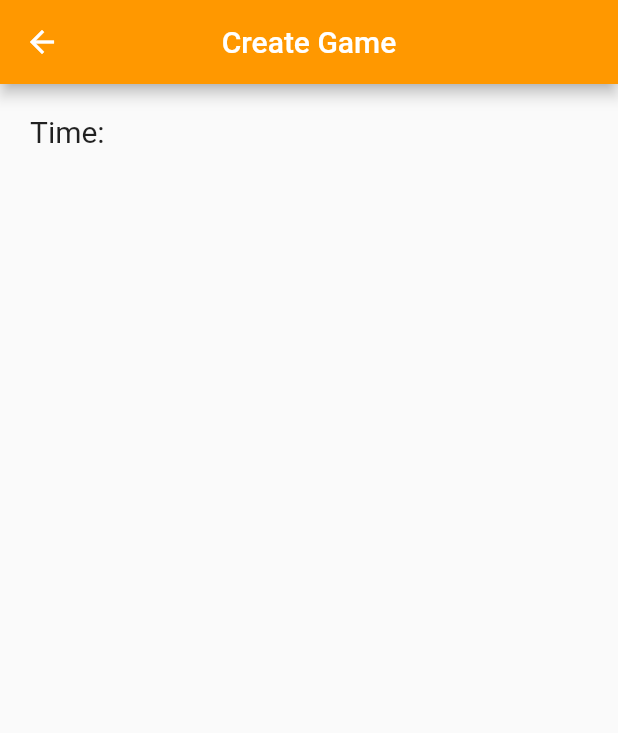
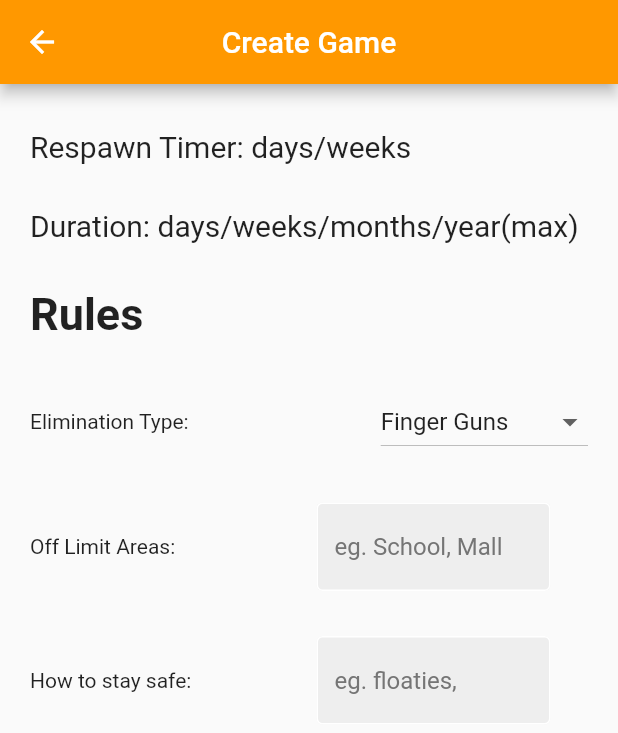
Before and after one commit to Assassinators-who-s-next/Sign-In-Authentication-Who-s-Next, a Flutter app: the CreateGamePage screen opened directly, on a phone screen of 412 x 824 dp. Shown: the top 733 px of the screen. Run offline on Flutter 3.47's test engine with Material 2 defaults, Android fonts, the phone set to English and light mode, and no system bars; our stand-ins replace firebase_core; accounts and stored records are empty.

Commit message:
created dropdown menus and textboxes

```diff
--- a/lib/pages/create_game_page.dart
+++ b/lib/pages/create_game_page.dart
@@ -1,4 +1,12 @@
 import 'package:flutter/material.dart';
+import 'package:basic_auth/components/my_textfield.dart';
+
+const List<String> types_of_elims = <String>[
+  'Finger Guns',
+  'Water Balloons',
+  'Camera Snipe',
+  'Pied to the Face',
+];
 
 class CreateGamePage extends StatefulWidget {
   @override
@@ -6,34 +14,108 @@ class CreateGamePage extends StatefulWidget {
 }
 
 class _CreateGamePage extends State<CreateGamePage> {
+  String elim_choice = types_of_elims.first;
+
+  final off_limit_controller = TextEditingController();
+  final stay_safe_controller = TextEditingController();
+
   @override
   Widget build(BuildContext context) {
+    var queryData = MediaQuery.of(context);
+    var screenHeight = queryData.size.height;
+    var screenWidth = queryData.size.width;
+
     return Scaffold(
       appBar: AppBar(
           centerTitle: true,
           title: const Text('Create Game'),
           backgroundColor: Colors.orange),
       body: SafeArea(
-//        child: Column(
-//          textDirection: TextDirection.ltr,
-//          children: [
-//            Text('hello'),
-//          ],
-//        ),
         child: ListView(
-          padding: EdgeInsets.only(left: 20, top: 20),
+          padding: EdgeInsets.only(left: 20, top: 30, right: 20),
           children: [
+            // TODO: menu scroller to choose days or week
             Text(
-              'Time:',
+              'Respawn Timer: days/weeks',
               style: TextStyle(fontSize: 20),
             ),
-//            Padding(
-//              padding: EdgeInsets.only(left: 20, top: 20),
-//              child: Text(
-//                'hello',
-//                style: TextStyle(fontSize: 20),
-//              ),
-//            ),
+            const Padding(padding: EdgeInsetsDirectional.only(bottom: 30)),
+
+            const Text(
+              'Duration: days/weeks/months/year(max)',
+              style: TextStyle(fontSize: 20),
+            ),
+            const Padding(padding: EdgeInsetsDirectional.only(bottom: 30)),
+
+            const Text(
+              'Rules',
+              style: TextStyle(fontSize: 30, fontWeight: FontWeight.bold),
+            ),
+            const Padding(
+              padding: EdgeInsetsDirectional.only(bottom: 30),
+            ),
+
+            Row(
+              mainAxisAlignment: MainAxisAlignment.spaceBetween,
+              children: [
+                Text('Elimination Type:'),
+                DropdownButton(
+                  value: elim_choice,
+                  onChanged: (String? value) {
+                    setState(() {
+                      elim_choice = value!;
+                    });
+                  },
+                  items: types_of_elims
+                      .map<DropdownMenuItem<String>>((String value) {
+                    return DropdownMenuItem<String>(
+                      value: value,
+                      child: Text(value),
+                    );
+                  }).toList(),
+                ),
+              ],
+            ),
+            const Padding(
+              padding: EdgeInsetsDirectional.only(bottom: 30),
+            ),
+
+            // FIXME: both fields fill out
+            Row(
+              mainAxisAlignment: MainAxisAlignment.spaceBetween,
+              children: [
+                const Text('Off Limit Areas: '),
+                SizedBox(
+                  width: screenWidth / 2,
+                  child: MyTextField(
+                    controller: off_limit_controller,
+                    hintText: 'eg. School, Mall',
+                    obscureText: false,
+                  ),
+                ),
+              ],
+            ),
+            const Padding(
+              padding: EdgeInsetsDirectional.only(bottom: 30),
+            ),
+
+            Row(
+              mainAxisAlignment: MainAxisAlignment.spaceBetween,
+              children: [
+                const Text('How to stay safe:'),
+                SizedBox(
+                  width: screenWidth / 2,
+                  child: MyTextField(
+                    controller: stay_safe_controller,
+                    hintText: 'eg. floaties, ',
+                    obscureText: false,
+                  ),
+                ),
+              ],
+            ),
+            const Padding(
+              padding: EdgeInsetsDirectional.only(bottom: 30),
+            ),
           ],
         ),
       ),
```
